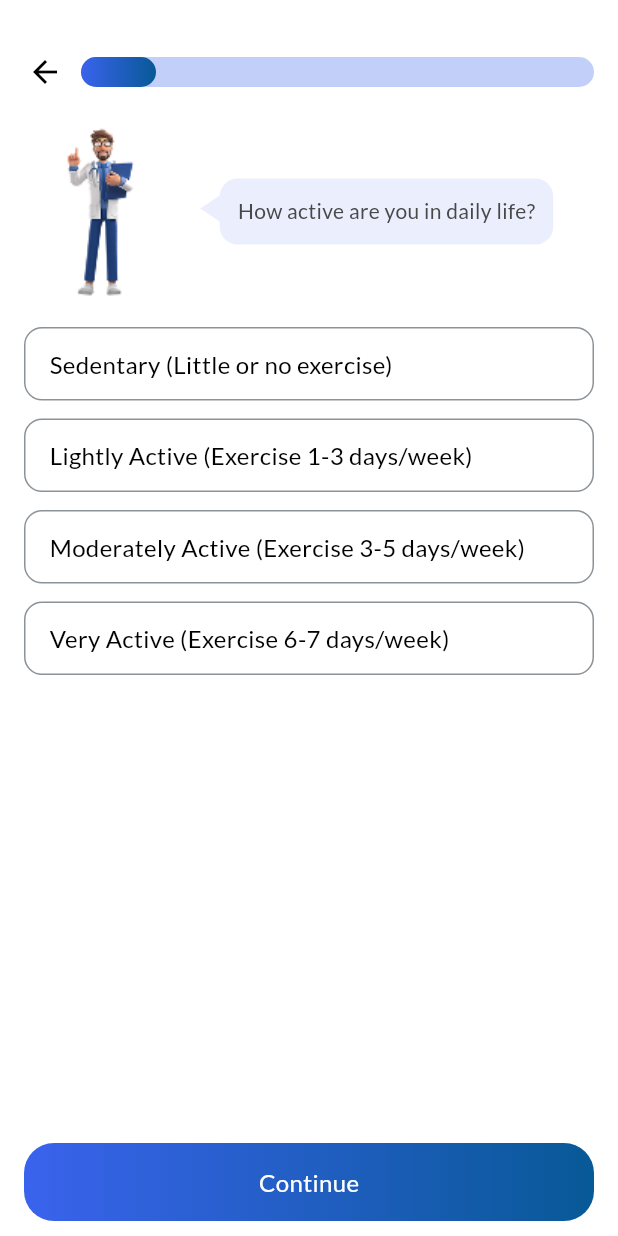
After one commit to ajinkya-esds/Aayushman_bhaarat, a Flutter app: the QuestionList screen opened directly, on a phone screen of 412 x 824 dp. The commit adds this screen. Run offline on Flutter 3.47's test engine with Material 3 defaults, Android fonts, the phone set to English and light mode, and no system bars; our stand-ins replace flutter_keyboard_visibility, flutter_svg, google_fonts.

Commit message:
Added questioner design to app

```diff
--- /dev/null
+++ b/lib/questionarrie/question_list.dart
@@ -0,0 +1,329 @@
+import 'package:aayushman_bhaarat/questionarrie/question_complete.dart';
+import 'package:flutter/cupertino.dart';
+import 'package:flutter/material.dart';
+import 'package:google_fonts/google_fonts.dart';
+
+import '../utils/chat_bubble_ui.dart';
+import '../utils/custom_progressbar.dart';
+
+class QuestionList extends StatefulWidget {
+  const QuestionList({super.key});
+
+  @override
+  State<QuestionList> createState() => _QuestionListState();
+}
+
+class _QuestionListState extends State<QuestionList> {
+  List<String> questionList = ["Sedentary (Little or no exercise)", "Lightly Active (Exercise 1-3 days/week)", "Moderately Active (Exercise 3-5 days/week)", "Very Active (Exercise 6-7 days/week)"];
+  String selectedQuestion = "";
+  List<String> questionList2 = ["Low (Rarely stressed)", "Moderate (Manageable stress)", "High (Frequently stressed)", "Very High (Constantly stressed)"];
+  List<String> questionList1 = ["Less than 5 hours", "5-7 hours", "7-9 hours", "More than 9 hours"];
+  List<String> preferences1 = ["Never", "Occasionally", "Regularly"];
+  final Map<String, bool> preferences3 = {"Anxiety": false, "Depression": false, "Not experienced yet": false, "I prefer not to answer": false};
+  final Map<String, bool> preferences = {"Vegetarian": false, "Non-Vegetarian": false, "Vegan": false, "Gluten-Free": false, "Other": false};
+  int pageNumber = 0, selectedIndex = -1;
+
+  @override
+  Widget build(BuildContext context) {
+    return Scaffold(
+      backgroundColor: Colors.white,
+      body: Column(
+        mainAxisAlignment: MainAxisAlignment.start,
+        children: [
+          const SizedBox(height: 12),
+          Padding(
+              padding: const EdgeInsets.only(left: 6.0, top: 12, right: 16),
+              child: Row(
+                crossAxisAlignment: CrossAxisAlignment.center,
+                children: [
+                  IconButton(
+                      onPressed: () {
+                        if (pageNumber == 0) {
+                          Navigator.pop(context);
+                        } else {
+                          setState(() {
+                            pageNumber -= 1;
+                          });
+                        }
+                      },
+                      icon: const Icon(Icons.arrow_back, color: Colors.black)),
+                  Expanded(
+                      child: CustomProgressBar(
+                          progress: pageNumber == 0
+                              ? 0.2
+                              : pageNumber == 1
+                                  ? 0.35
+                                  : pageNumber == 2
+                                      ? 0.45
+                                      : pageNumber == 3
+                                          ? 0.58
+                                          : pageNumber == 4
+                                              ? 0.70
+                                              : pageNumber == 5
+                                                  ? 0.82
+                                                  : pageNumber == 6
+                                                      ? 0.94
+                                                      : pageNumber == 7
+                                                          ? 1.1
+                                                          : pageNumber == 8
+                                                              ? 2
+                                                              : 0)),
+                ],
+              )),
+          const SizedBox(height: 12),
+          Padding(
+            padding: const EdgeInsets.symmetric(horizontal: 16.0),
+            child: Row(
+              mainAxisAlignment: MainAxisAlignment.spaceAround,
+              children: [
+                Image.asset("asset/question2.png", height: 114, width: 49, fit: BoxFit.fill),
+                Stack(
+                  clipBehavior: Clip.none,
+                  children: [
+                    // Chat Bubble
+                    Container(
+                      padding: const EdgeInsets.all(12),
+                      decoration: BoxDecoration(color: const Color(0xffEBEFFD), borderRadius: BorderRadius.circular(12)),
+                      child: Text(
+                        pageNumber == 0
+                            ? "How active are you in daily life?"
+                            : pageNumber == 1
+                                ? "What are your dietary preferences?"
+                                : pageNumber == 2
+                                    ? "How often do you consume alcohol?"
+                                    : pageNumber == 3
+                                        ? "Do you smoke?"
+                                        : pageNumber == 4
+                                            ? "How many hours of sleep do you\nusually get?"
+                                            : pageNumber == 5
+                                                ? "How would you describe your stress\nlevels?"
+                                                : pageNumber == 6
+                                                    ? "How often do you consume caffeine\n(tea/coffee/energy drinks)?"
+                                                    : pageNumber == 7
+                                                        ? "Have you experienced any mental\nhealth concerns?"
+                                                        : pageNumber == 8
+                                                            ? "What are your hobbies and interests?"
+                                                            : "",
+                        style: GoogleFonts.lato(color: const Color(0xff484848), fontWeight: FontWeight.w400, fontSize: 14),
+                      ),
+                    ),
+                    // Triangle Arrow (Using Positioned)
+                    Positioned(
+                      left: -8, // Adjust position
+                      top: 10,
+                      child: CustomPaint(painter: ChatBubbleTriangle(const Color(0xffEBEFFD))),
+                    ),
+                  ],
+                )
+              ],
+            ),
+          ),
+          const SizedBox(height: 20),
+          Padding(
+            padding: const EdgeInsets.symmetric(horizontal: 16.0),
+            child: QuestionWidget(
+              details: pageNumber == 0
+                  ? questionList
+                  : pageNumber == 1
+                      ? preferences
+                      : pageNumber == 2
+                          ? preferences1
+                          : pageNumber == 3
+                              ? preferences1
+                              : pageNumber == 4
+                                  ? questionList1
+                                  : pageNumber == 5
+                                      ? questionList2
+                                      : pageNumber == 6
+                                          ? preferences1
+                                          : pageNumber == 7
+                                              ? preferences3
+                                              : preferences1,
+              selected: selectedQuestion,
+              pageIndex: selectedIndex,
+              state: (value) => setState(() {
+                if (value is int) {
+                  selectedIndex = value;
+                } else if (value is String) {
+                  selectedQuestion = value;
+                }
+              }),
+              isUI: pageNumber == 0
+                  ? 'list'
+                  : pageNumber == 1
+                      ? 'checkbox'
+                      : pageNumber == 2
+                          ? 'radio'
+                          : pageNumber == 3
+                              ? 'radio'
+                              : pageNumber == 4
+                                  ? 'list'
+                                  : pageNumber == 5
+                                      ? 'list'
+                                      : pageNumber == 6
+                                          ? 'radio'
+                                          : pageNumber == 7
+                                              ? 'checkbox'
+                                              : pageNumber == 8
+                                                  ? 'field'
+                                                  : '',
+            ),
+          )
+        ],
+      ),
+      bottomNavigationBar: GestureDetector(
+        onTap: () {
+          if (pageNumber == 8) {
+            Navigator.push(context, MaterialPageRoute(builder: (ctx) => const QuestionComplete()));
+          } else {
+            setState(() {
+              selectedIndex = -1;
+              selectedQuestion = "";
+              pageNumber += 1;
+            });
+          }
+        },
+        child: Container(
+          height: 52,
+          margin: const EdgeInsets.symmetric(horizontal: 16, vertical: 10),
+          alignment: Alignment.center,
+          decoration: BoxDecoration(
+              borderRadius: BorderRadius.circular(20), gradient: const LinearGradient(colors: [Color(0xff3A63ED), Color(0xff085997)], begin: Alignment.centerLeft, end: Alignment.centerRight)),
+          child: Text(
+            "Continue",
+            style: GoogleFonts.lato(color: Colors.white, fontWeight: FontWeight.w400, fontSize: 16),
+          ),
+        ),
+      ),
+    );
+  }
+}
+
+class QuestionWidget extends StatelessWidget {
+  final details;
+  String selected;
+  int pageIndex;
+  Function(dynamic) state;
+  String isUI;
+
+  QuestionWidget({super.key, required this.details, required this.pageIndex, required this.selected, required this.state, required this.isUI});
+
+  List<String> listValue = [];
+  Map<String, bool> otherValue = {};
+
+  @override
+  Widget build(BuildContext context) {
+    if (details is List<String>) {
+      listValue = details;
+    } else if (details is Map<String, bool>) {
+      otherValue = details;
+    }
+    return isUI == "list"
+        ? ListView.builder(
+            shrinkWrap: true,
+            itemBuilder: (ctx, index) {
+              return GestureDetector(
+                onTap: () {
+                  state.call(listValue[index]);
+                },
+                child: Container(
+                    margin: const EdgeInsets.only(bottom: 12),
+                    padding: const EdgeInsets.symmetric(horizontal: 16, vertical: 12),
+                    decoration: BoxDecoration(
+                        color: selected == listValue[index] ? const Color(0xff3A63ED).withOpacity(0.2) : null,
+                        borderRadius: BorderRadius.circular(12),
+                        border: Border.all(color: selected == listValue[index] ? const Color(0xff3A63ED) : const Color(0xff8B9399))),
+                    child: Text(
+                      listValue[index],
+                      style: GoogleFonts.lato(color: selected == listValue[index] ? const Color(0xff3A63ED).withOpacity(0.9) : Colors.black, fontWeight: FontWeight.w400, fontSize: 16),
+                    )),
+              );
+            },
+            itemCount: listValue.length,
+          )
+        : isUI == "checkbox"
+            ? ListView(
+                shrinkWrap: true,
+                children: otherValue.entries.map((entry) {
+                  bool isSelected = entry.value;
+                  return GestureDetector(
+                    onTap: () {
+                      otherValue[entry.key] = !isSelected;
+                      state.call("");
+                    },
+                    child: Container(
+                        margin: const EdgeInsets.only(bottom: 12),
+                        padding: const EdgeInsets.only(left: 16),
+                        decoration: BoxDecoration(
+                          color: isSelected ? const Color(0xff3A63ED).withOpacity(0.2) : null,
+                          borderRadius: BorderRadius.circular(10),
+                          border: Border.all(color: isSelected ? const Color(0xff3A63ED) : Colors.grey),
+                        ),
+                        child: Row(
+                          mainAxisAlignment: MainAxisAlignment.spaceBetween,
+                          children: [
+                            Text(
+                              entry.key,
+                              style: GoogleFonts.lato(color: isSelected ? const Color(0xff3A63ED).withOpacity(0.9) : Colors.black, fontWeight: FontWeight.w400),
+                            ),
+                            CupertinoCheckbox(
+                                value: isSelected,
+                                onChanged: (bool? value) {
+                                  otherValue[entry.key] = value!;
+                                  state.call("");
+                                },
+                                activeColor: const Color(0xff3A63ED)),
+                          ],
+                        )),
+                  );
+                }).toList(),
+              )
+            : isUI == "radio"
+                ? ListView.builder(
+                    shrinkWrap: true,
+                    itemBuilder: (ctx, index) {
+                      return GestureDetector(
+                        onTap: () {
+                          pageIndex = index;
+                          state.call(index);
+                        },
+                        child: Container(
+                            margin: const EdgeInsets.only(bottom: 12),
+                            padding: const EdgeInsets.symmetric(horizontal: 16, vertical: 12),
+                            decoration: BoxDecoration(
+                              color: pageIndex == index ? const Color(0xff3A63ED).withOpacity(0.2) : null,
+                              borderRadius: BorderRadius.circular(10),
+                              border: Border.all(color: pageIndex == index ? const Color(0xff3A63ED) : Colors.grey),
+                            ),
+                            child: Row(
+                              mainAxisAlignment: MainAxisAlignment.spaceBetween,
+                              children: [
+                                Text(
+                                  listValue[index],
+                                  style: GoogleFonts.lato(color: pageIndex == index ? const Color(0xff3A63ED).withOpacity(0.9) : Colors.black, fontWeight: FontWeight.w400),
+                                ),
+                                Icon(
+                                  pageIndex == index ? Icons.radio_button_checked : Icons.radio_button_off,
+                                  color: pageIndex == index ? const Color(0xff3A63ED) : Colors.grey,
+                                ),
+                              ],
+                            )),
+                      );
+                    },
+                    itemCount: listValue.length,
+                  )
+                : isUI == 'field'
+                    ? Container(
+                        height: 293,
+                        margin: const EdgeInsets.only(bottom: 6),
+                        padding: const EdgeInsets.only(left: 16),
+                        decoration: BoxDecoration(borderRadius: BorderRadius.circular(12), border: Border.all(color: Colors.grey)),
+                        child: TextFormField(
+                          decoration: InputDecoration(
+                              hintStyle: GoogleFonts.lato(color: const Color(0xff8B9399), fontWeight: FontWeight.w400, fontSize: 16),
+                              hintText: "Tell us about your favourite things to do!",
+                              border: InputBorder.none),
+                        ))
+                    : Container();
+  }
+}
--- /dev/null
+++ b/lib/utils/custom_progressbar.dart
@@ -0,0 +1,31 @@
+import 'package:flutter/material.dart';
+
+class CustomProgressBar extends StatelessWidget {
+  final double progress; // Progress value between 0 and 1
+
+  const CustomProgressBar({super.key, required this.progress});
+
+  @override
+  Widget build(BuildContext context) {
+    return Container(
+      width: 250,
+      height: 20,
+      decoration: BoxDecoration(color: Color(0xffC2CFF9), borderRadius: BorderRadius.circular(10)),
+      child: Stack(
+        children: [
+          Container(
+            width: 250 * progress, // Width based on progress
+            decoration: BoxDecoration(
+              gradient: const LinearGradient(
+                begin: Alignment.centerLeft,
+                end: Alignment.centerRight,
+                colors: [Color(0xff3A63ED), Color(0xff085997)],
+              ),
+              borderRadius: BorderRadius.circular(10),
+            ),
+          ),
+        ],
+      ),
+    );
+  }
+}
```
Also changed, not shown: lib/home_screen/home_screen.dart (+12 -5 lines), lib/language_screen/language_screen.dart (+5 -3 lines), lib/questionarrie/lifestyle_questionarrie.dart (added, +69 -0 lines), lib/questionarrie/question_complete.dart (added, +65 -0 lines), lib/utils/chat_bubble_ui.dart (+1 -36 lines), asset/question1.png (added), asset/question2.png (added), asset/question_complete.png (added).
